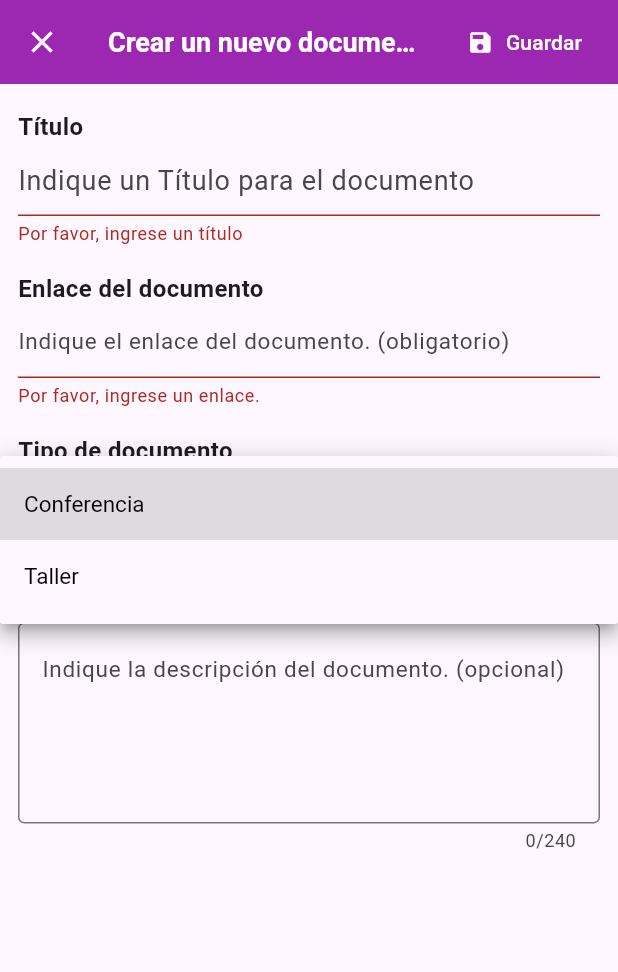
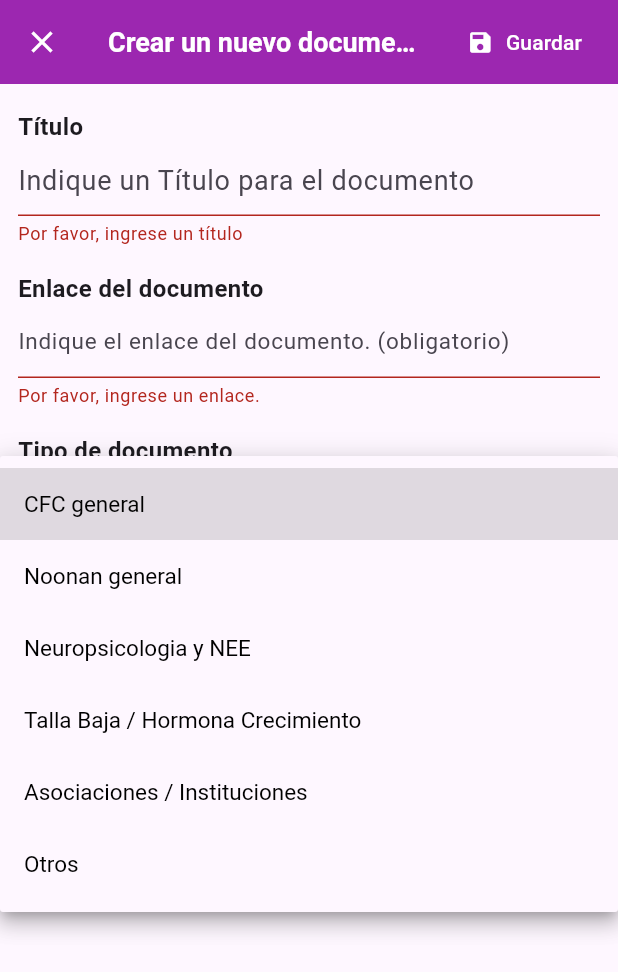
Before and after one commit to TheCarlitosYT/inforas, a Flutter app: the DocumentEditingPage screen opened by its route, after a tap on "Guardar", after a tap on "Indique el tipo de documento", on a phone screen of 412 x 824 dp. Shown: the top 972 px of the screen. Run offline on Flutter 3.47's test engine with Material 3 defaults, Android fonts, the phone set to English and light mode, and no system bars; our stand-ins replace flutter_secure_storage, form_field_validator, get, syncfusion_flutter_calendar, table_calendar; accounts and stored records are empty.

```diff
--- a/lib/routes/routes.dart
+++ b/lib/routes/routes.dart
@@ -1,11 +1,9 @@
 import 'package:flutter/material.dart';
-import 'package:inforas/screens/check_token_screen.dart';
 import 'package:inforas/screens/document_edit_page.dart';
 import 'package:inforas/screens/screens.dart';
 
 Map<String, WidgetBuilder> getApplicationRoutes() {
   return <String, WidgetBuilder>{
-    // '/checkToken': (_) => CheckTokenScreen(),
     '/login': (_) => LogInScreen(),
     '/register': (_) => RegisterScreen(),
     '/home': (_) => homeScreen(),
--- a/lib/screens/document_edit_page.dart
+++ b/lib/screens/document_edit_page.dart
@@ -5,6 +5,10 @@
 import 'package:flutter/material.dart';
 import 'package:inforas/models/documento.dart';
 import 'package:inforas/providers/documentos_provider.dart';
+import 'package:inforas/services/documento_service.dart';
+import 'package:inforas/services/login_service.dart';
+import 'package:inforas/widgets/errorPopUp.dart';
+import 'package:inforas/widgets/succesPopUp.dart';
 import 'package:provider/provider.dart';
 
 class DocumentEditingPage extends StatefulWidget {
@@ -20,6 +24,8 @@ class DocumentEditingPage extends StatefulWidget {
 }
 
 class _DocumentEditingPageState extends State<DocumentEditingPage> {
+    DocumentoService documentoService = new DocumentoService();
+
   final _formKey = GlobalKey<FormState>();
   final titleController = TextEditingController();
   final enlaceController = TextEditingController();
@@ -32,7 +38,9 @@ class _DocumentEditingPageState extends State<DocumentEditingPage> {
     if (widget.documento == null) {
       tipoController.text = '';
     } else {
+
       final documento = widget.documento!;
+      print(documento.idDocumento);
       titleController.text = documento.titulo;
       enlaceController.text = documento.enlace;
       tipoController.text = documento.tipoDocumentacion;
@@ -45,7 +53,6 @@ class _DocumentEditingPageState extends State<DocumentEditingPage> {
     titleController.dispose();
     super.dispose();
   }
-
   @override
   Widget build(BuildContext context) => Scaffold(
         appBar: AppBar(
@@ -169,12 +176,28 @@ class _DocumentEditingPageState extends State<DocumentEditingPage> {
     items: [
       // TODO: CHANGE Placeholder
       DropdownMenuItem(
-        child: Text('Conferencia'),
-        value: 'Conferencia',
+        child: Text('CFC general'),
+        value: 'CFC_General',
       ),
       DropdownMenuItem(
-        child: Text('Taller'),
-        value: 'Taller',
+        child: Text('Noonan general'),
+        value: 'Noonan_General',
+      ),
+      DropdownMenuItem(
+        child: Text('Neuropsicologia y NEE'),
+        value: 'Neuropsicologia_y_NEE',
+      ),
+      DropdownMenuItem(
+        child: Text('Talla Baja / Hormona Crecimiento'),
+        value: 'Talla_Baja_y_Hormona_Crec',
+      ),
+      DropdownMenuItem(
+        child: Text('Asociaciones / Instituciones'),
+        value: 'Asociaciones_Instituciones',
+      ),
+      DropdownMenuItem(
+        child: Text('Otros'),
+        value: 'Otros',
       ),
     ],
     onChanged: (value) {
@@ -215,26 +238,57 @@ class _DocumentEditingPageState extends State<DocumentEditingPage> {
   Future saveForm() async {
     final isValid = _formKey.currentState!.validate();
     if (isValid) {
-      final documento = Documento(
-          titulo: titleController.text,
-          tipoDocumentacion: tipoController.text,
-          descripcion: descripcionController.text.isNotEmpty
+      // final documento = Documento(
+      //     titulo: titleController.text,
+      //     tipoDocumentacion: tipoController.text,
+      //     descripcion: descripcionController.text.isNotEmpty
+      //         ? descripcionController.text
+      //         : null,
+      //     enlace: enlaceController.text,
+      //     idUsuario: 1,
+      //     );
+
+          Map<String, dynamic> data = {
+              'titulo': '${titleController.text}',
+              'tipoDocumentacion': '${tipoController.text}',
+              'descripcion': '${descripcionController.text.isNotEmpty
               ? descripcionController.text
-              : null,
-          enlace: enlaceController.text,
-          idUsuario: 1,
-          );
+              : null}',
+              'enlace': '${enlaceController.text}',
+              'id_usuario': LoginService.usuario.id,
+            };
       final isEditing = widget.documento != null;
 
       //TODO: Documentos Provider
-      final provider = Provider.of<DocumentsProvider>(context, listen: false);
+      // final provider = Provider.of<DocumentsProvider>(context, listen: false);
 
       if (isEditing) {
-        provider.editDocumento(documento, widget.documento!);
+        // provider.editDocumento(documento, widget.documento!);
+        final documento = widget.documento!;
+
+        documentoService.actualizarDocumento(documento.idDocumento!, data).then((value) {
+              Navigator.of(context).pop();
+              SuccessPopup(title: 'Cambios realizados correctamente')
+              .showSuccessPopup(context);
+              }).catchError((error) {
+              ErrorPopup(
+                title: 'Error al actualizar el documento',
+                message: 'Intentelo de nuevo más tarde.',
+              ).showErrorPopup(context);
+            });
 
         Navigator.of(context).pop();
       } else {
-        provider.addDocumento(documento);
+        documentoService.crearDocumento(data).then((value) {
+                SuccessPopup(title: 'Documento creado correctamente')
+                    .showSuccessPopup(context);
+              }).catchError((error) {
+                ErrorPopup(
+                    title: 'Error al crear el documento',
+                    message: 'Intentelo de nuevo más tarde.');
+                print('Error durante la creación de Incidencia $error');
+              });
+        // provider.addDocumento(documento);
       }
       Navigator.of(context).pop();
     }
```
Also changed, not shown: lib/services/documento_service.dart (+59 -47 lines).
